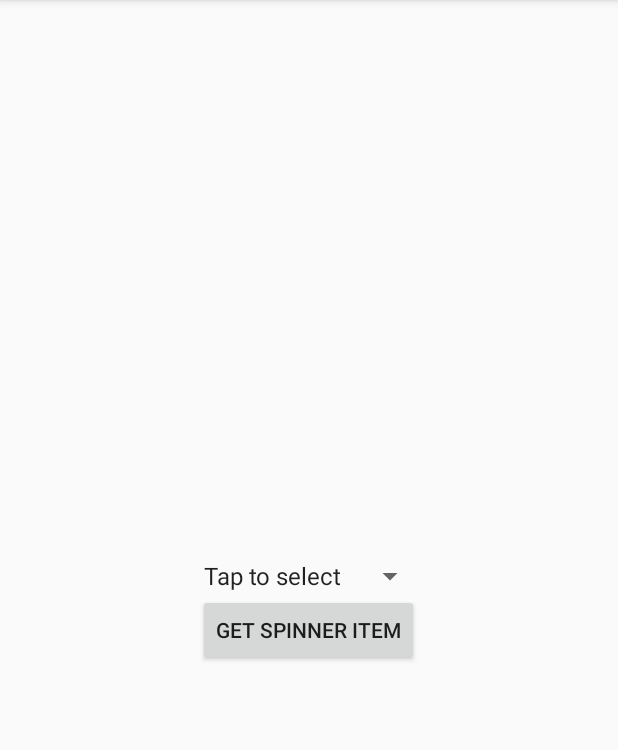
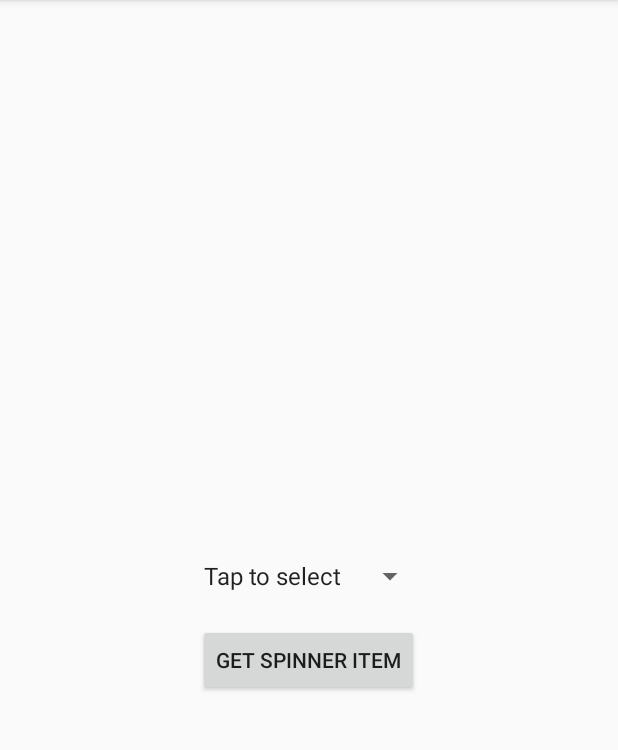
Before and after one commit to vikrantshroti/multiple-selection-spinner-android, an Android app: the screen it shows after launch (MainActivity), on a phone screen of 412 x 824 dp, the part 84-834 px from its top. Run offline under Robolectric (Android 15) with nearby library versions, the phone set to English and light mode, and no system bars.

Commit message:
Added comments

```diff
--- a/app/src/main/java/bms/multipleselectionspinner/MultipleSelectionSpinner.java
+++ b/app/src/main/java/bms/multipleselectionspinner/MultipleSelectionSpinner.java
@@ -5,7 +5,6 @@ import android.content.DialogInterface;
 import android.support.v7.app.AlertDialog;
 import android.support.v7.widget.AppCompatSpinner;
 import android.util.AttributeSet;
-import android.util.Log;
 import android.widget.ArrayAdapter;
 import android.widget.SpinnerAdapter;
 import java.util.Arrays;
@@ -45,9 +44,9 @@ public class MultipleSelectionSpinner extends AppCompatSpinner implements
     if (mSelection != null && which < mSelection.length) {
       mSelection[which] = isChecked;
       simple_adapter.clear();
-            if (buildSelectedItemString().length()>0){
+      if (buildSelectedItemString().length() > 0) {
         simple_adapter.add(buildSelectedItemString());
-            }else{
+      } else {
         simple_adapter.add("Tap to select");
       }
     } else {
@@ -197,8 +196,8 @@ public class MultipleSelectionSpinner extends AppCompatSpinner implements
       }
     }
 
-        Log.e("sb length",""+sb.length());
-        sbLength=sb.length();
+    //Log.e("sb length",""+sb.length());
+    sbLength = sb.length();
     return sb.toString();
   }
 
--- a/app/src/main/res/layout/activity_main.xml
+++ b/app/src/main/res/layout/activity_main.xml
@@ -5,21 +5,22 @@
   android:layout_height="match_parent"
   tools:context="bms.multipleselectionspinner.MainActivity">
 
+  <!-- name should be same as class of multiple selection spinner -->
   <bms.multipleselectionspinner.MultipleSelectionSpinner
     android:id="@+id/mSpinner"
-
+    android:layout_width="wrap_content"
+    android:layout_height="wrap_content"
     android:layout_centerHorizontal="true"
-        android:layout_centerVertical="true"
     android:layout_centerInParent="true"
-        android:layout_width="wrap_content"
-        android:layout_height="wrap_content" />
+    android:layout_centerVertical="true"/>
 
   <Button
     android:id="@+id/btn"
     android:layout_width="wrap_content"
     android:layout_height="wrap_content"
+    android:layout_marginTop="20dp"
     android:layout_below="@+id/mSpinner"
-        android:text="Get spinner item"
+    android:layout_centerHorizontal="true"
     android:layout_centerVertical="true"
-        android:layout_centerHorizontal="true"/>
+    android:text="@string/get_spinner_item"/>
 </RelativeLayout>
--- a/app/src/main/res/values/strings.xml
+++ b/app/src/main/res/values/strings.xml
@@ -1,3 +1,4 @@
 <resources>
     <string name="app_name">MultipleSelectionSpinner</string>
+  <string name="get_spinner_item">Get spinner item</string>
 </resources>
```
Also changed, not shown: app/src/main/java/bms/multipleselectionspinner/MainActivity.java (+7 -1 lines). Lines whose indentation alone changed are shown as unchanged.
